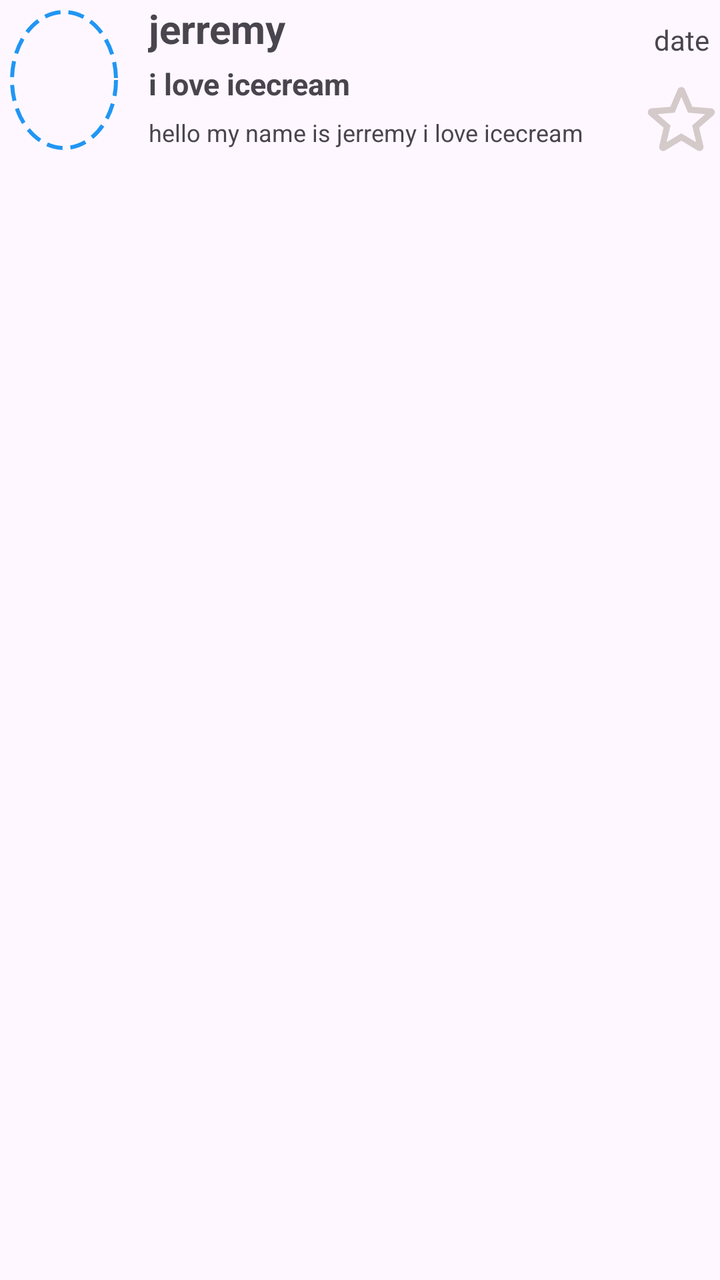
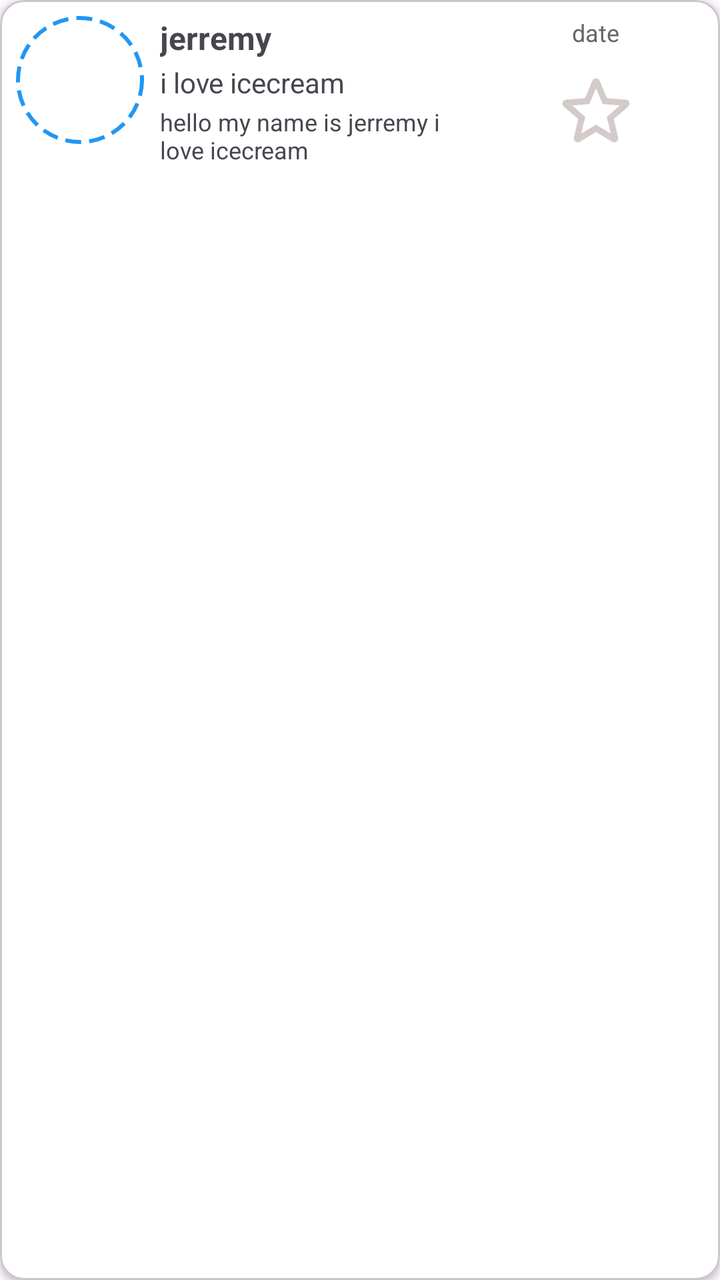

Two renders of the same Android screen: before a commit and after it. Below are the layout's source before the change and the commit's diff.
<!-- AndroidManifest.xml: application theme Theme.GMAIL_APP_DTH -->
<!-- res/layout/mail_item.xml -->
<?xml version="1.0" encoding="utf-8"?>
<androidx.constraintlayout.widget.ConstraintLayout xmlns:android="http://schemas.android.com/apk/res/android"
    xmlns:app="http://schemas.android.com/apk/res-auto"
    xmlns:tools="http://schemas.android.com/tools"
    android:layout_width="match_parent"
    android:layout_height="wrap_content">

    <LinearLayout
        android:layout_width="match_parent"
        android:layout_height="0dp"
        android:orientation="horizontal"
        tools:ignore="MissingConstraints">

        <ImageView
            android:id="@+id/imageView2"
            android:layout_width="0dp"
            android:layout_height="80dp"
            android:padding="5dp"
            app:srcCompat="@drawable/dashed_circle"
            android:layout_weight="5"/>

        <LinearLayout
            android:layout_width="0dp"
            android:layout_height="match_parent"
            android:orientation="vertical"
            tools:layout_editor_absoluteX="1dp"
            tools:layout_editor_absoluteY="1dp"
            android:layout_weight="20">

            <TextView
                android:id="@+id/mail_title"
                android:layout_width="wrap_content"
                android:layout_height="0dp"
                android:layout_marginBottom="3dp"
                android:paddingLeft="10dp"
                android:paddingRight="10dp"
                android:layout_weight="4"
                android:gravity="center"
                android:text="jerremy"
                android:textSize="20dp"
                android:textStyle="bold"
                tools:ignore="NestedWeights" />

            <TextView
                android:id="@+id/mail_subject"
                android:layout_width="wrap_content"
                android:layout_height="0dp"
                android:layout_marginBottom="3dp"
                android:paddingLeft="10dp"
                android:paddingRight="10dp"
                android:layout_weight="3"
                android:gravity="center"
                android:text="i love icecream"
                android:textSize="15sp"
                android:textStyle="bold"
                />

            <TextView
                android:id="@+id/mail_content"
                android:layout_width="wrap_content"
                android:layout_height="0dp"
                android:layout_marginBottom="3dp"
                android:paddingLeft="10dp"
                android:paddingRight="10dp"

                android:layout_weight="3"
                android:gravity="center"
                android:textSize="12sp"
                android:text="hello my name is jerremy i love icecream"
                />


        </LinearLayout>

        <LinearLayout
            android:layout_width="0dp"
            android:layout_height="match_parent"
            android:orientation="vertical"
            android:layout_weight="3">

            <TextView
                android:id="@+id/mail_date"
                android:layout_width="match_parent"
                android:layout_height="match_parent"
                android:layout_weight="1"
                android:gravity="center"
                android:text="date"
                tools:ignore="NestedWeights" />

            <ImageButton
                android:id="@+id/button"
                android:contentDescription="TODO"
                android:src="@drawable/ic_empty_star_foreground"
                android:focusable="true"
                android:clickable="true"
                android:layout_width="match_parent"
                android:layout_height="match_parent"
                android:layout_weight="1"
                android:gravity="center"
                android:background="@android:color/transparent"
                android:text="Button" />
        </LinearLayout>
    </LinearLayout>

</androidx.constraintlayout.widget.ConstraintLayout>
<!-- resources referenced by this layout -->
<resources>
  <!-- drawable dashed_circle (drawable) -->
  <?xml version="1.0" encoding="utf-8"?>
  <shape xmlns:android="http://schemas.android.com/apk/res/android"
      android:shape="oval">
  
      <stroke
          android:width="2dp"
          android:color="#2196F3"
          android:dashWidth="8dp"
          android:dashGap="4dp" />
  
      <solid android:color="@android:color/transparent" />
  </shape>
  <!-- drawable ic_empty_star_foreground (drawable) -->
  <vector xmlns:android="http://schemas.android.com/apk/res/android"
      android:width="108dp"
      android:height="108dp"
      android:viewportWidth="24"
      android:viewportHeight="24"
      android:tint="#D4CACA">
    <group android:scaleX="0.435"
        android:scaleY="0.435"
        android:translateX="6.78"
        android:translateY="6.78">
      <path
          android:fillColor="@android:color/white"
          android:pathData="M19.65,9.04l-4.84,-0.42 -1.89,-4.45c-0.34,-0.81 -1.5,-0.81 -1.84,0L9.19,8.63l-4.83,0.41c-0.88,0.07 -1.24,1.17 -0.57,1.75l3.67,3.18 -1.1,4.72c-0.2,0.86 0.73,1.54 1.49,1.08l4.15,-2.5 4.15,2.51c0.76,0.46 1.69,-0.22 1.49,-1.08l-1.1,-4.73 3.67,-3.18c0.67,-0.58 0.32,-1.68 -0.56,-1.75zM12,15.4l-3.76,2.27 1,-4.28 -3.32,-2.88 4.38,-0.38L12,6.1l1.71,4.04 4.38,0.38 -3.32,2.88 1,4.28L12,15.4z"/>
    </group>
  </vector>
  <style name="Theme.GMAIL_APP_DTH" parent="Base.Theme.GMAIL_APP_DTH" />
  <style name="Base.Theme.GMAIL_APP_DTH" parent="Theme.Material3.DayNight.NoActionBar">
          
          
      </style>
</resources>

<!-- the commit's change to res/layout/mail_item.xml (unified diff, before → after) -->
@@ -1,105 +1,86 @@
 <?xml version="1.0" encoding="utf-8"?>
-<androidx.constraintlayout.widget.ConstraintLayout xmlns:android="http://schemas.android.com/apk/res/android"
+<com.google.android.material.card.MaterialCardView
+    xmlns:android="http://schemas.android.com/apk/res/android"
     xmlns:app="http://schemas.android.com/apk/res-auto"
-    xmlns:tools="http://schemas.android.com/tools"
     android:layout_width="match_parent"
-    android:layout_height="wrap_content">
+    android:layout_height="wrap_content"
+    android:layout_margin="8dp"
+    app:cardCornerRadius="12dp"
+    app:cardElevation="2dp"
+    android:backgroundTint="@android:color/white">
 
     <LinearLayout
+        android:id="@+id/mail_container"
         android:layout_width="match_parent"
-        android:layout_height="0dp"
+        android:layout_height="wrap_content"
         android:orientation="horizontal"
-        tools:ignore="MissingConstraints">
+        android:padding="8dp"
+        android:background="@android:color/white">
 
+        
         <ImageView
             android:id="@+id/imageView2"
-            android:layout_width="0dp"
-            android:layout_height="80dp"
-            android:padding="5dp"
+            android:layout_width="64dp"
+            android:layout_height="64dp"
+            android:layout_marginEnd="8dp"
             app:srcCompat="@drawable/dashed_circle"
-            android:layout_weight="5"/>
+            android:scaleType="centerCrop" />
 
+        
         <LinearLayout
             android:layout_width="0dp"
-            android:layout_height="match_parent"
-            android:orientation="vertical"
-            tools:layout_editor_absoluteX="1dp"
-            tools:layout_editor_absoluteY="1dp"
-            android:layout_weight="20">
+            android:layout_height="wrap_content"
+            android:layout_weight="1"
+            android:orientation="vertical">
 
             <TextView
                 android:id="@+id/mail_title"
                 android:layout_width="wrap_content"
-                android:layout_height="0dp"
-                android:layout_marginBottom="3dp"
-                android:paddingLeft="10dp"
-                android:paddingRight="10dp"
-                android:layout_weight="4"
-                android:gravity="center"
+                android:layout_height="wrap_content"
                 android:text="jerremy"
-                android:textSize="20dp"
+                android:textSize="16sp"
                 android:textStyle="bold"
-                tools:ignore="NestedWeights" />
+                android:paddingBottom="2dp" />
 
             <TextView
                 android:id="@+id/mail_subject"
                 android:layout_width="wrap_content"
-                android:layout_height="0dp"
-                android:layout_marginBottom="3dp"
-                android:paddingLeft="10dp"
-                android:paddingRight="10dp"
-                android:layout_weight="3"
-                android:gravity="center"
+                android:layout_height="wrap_content"
                 android:text="i love icecream"
-                android:textSize="15sp"
-                android:textStyle="bold"
-                />
+                android:textSize="14sp"
+                android:paddingBottom="2dp" />
 
             <TextView
                 android:id="@+id/mail_content"
                 android:layout_width="wrap_content"
-                android:layout_height="0dp"
-                android:layout_marginBottom="3dp"
-                android:paddingLeft="10dp"
-                android:paddingRight="10dp"
-
-                android:layout_weight="3"
-                android:gravity="center"
-                android:textSize="12sp"
+                android:layout_height="wrap_content"
                 android:text="hello my name is jerremy i love icecream"
-                />
-
-
+                android:textSize="12sp" />
         </LinearLayout>
 
+        
         <LinearLayout
-            android:layout_width="0dp"
+            android:layout_width="wrap_content"
             android:layout_height="match_parent"
             android:orientation="vertical"
-            android:layout_weight="3">
+            android:gravity="center">
 
             <TextView
                 android:id="@+id/mail_date"
-                android:layout_width="match_parent"
-                android:layout_height="match_parent"
-                android:layout_weight="1"
-                android:gravity="center"
+                android:layout_width="wrap_content"
+                android:layout_height="wrap_content"
                 android:text="date"
-                tools:ignore="NestedWeights" />
+                android:textSize="12sp"
+                android:textColor="#666666"
+                android:layout_marginBottom="4dp" />
 
             <ImageButton
                 android:id="@+id/button"
-                android:contentDescription="TODO"
+                android:layout_width="wrap_content"
+                android:layout_height="wrap_content"
                 android:src="@drawable/ic_empty_star_foreground"
-                android:focusable="true"
-                android:clickable="true"
-                android:layout_width="match_parent"
-                android:layout_height="match_parent"
-                android:layout_weight="1"
-                android:gravity="center"
                 android:background="@android:color/transparent"
-                android:text="Button" />
+                android:contentDescription="Star" />
         </LinearLayout>
     </LinearLayout>
-
-</androidx.constraintlayout.widget.ConstraintLayout>
+</com.google.android.material.card.MaterialCardView>
